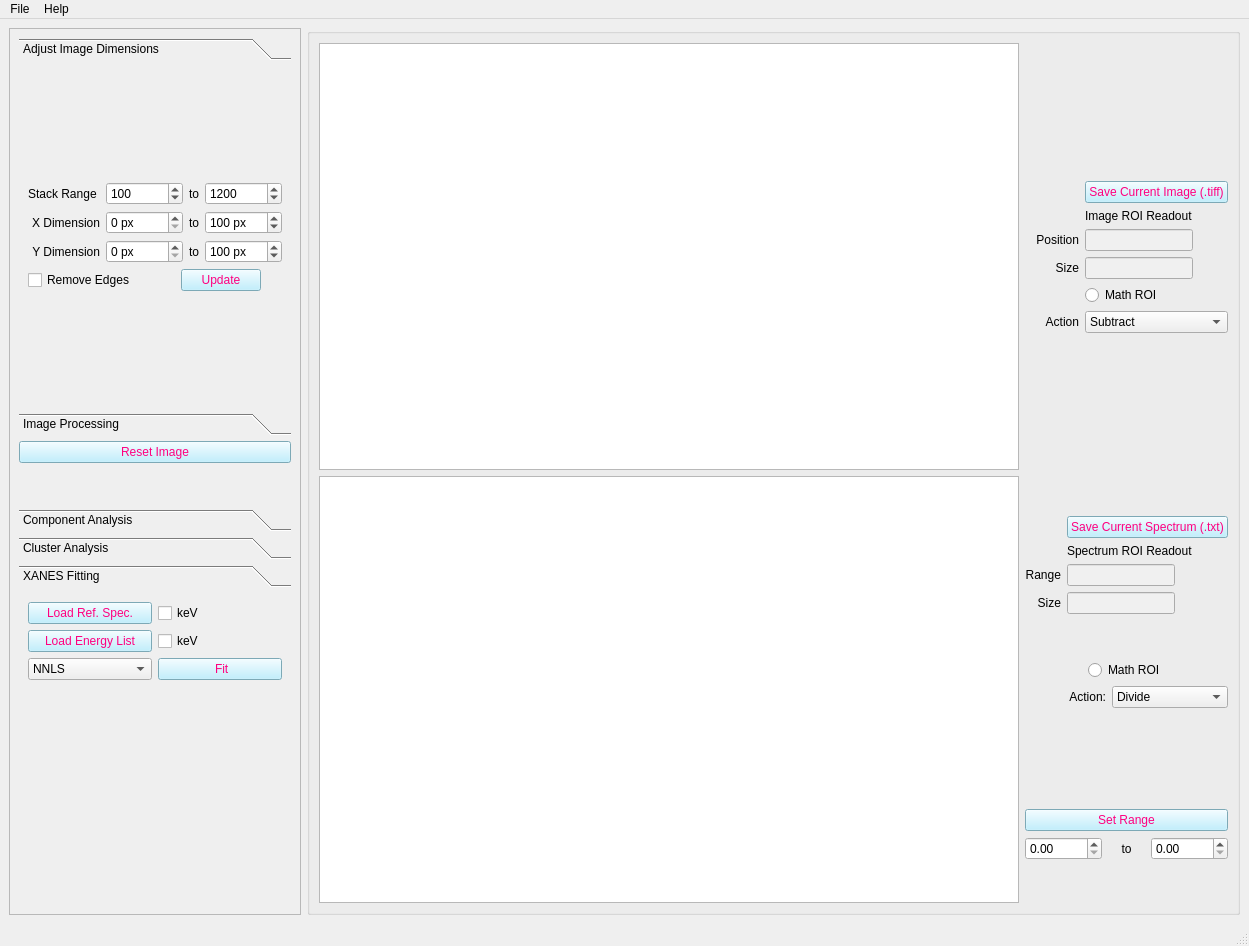
This is mainwindow_admin.ui in pattammattel/MIDAS_Admin as Qt 5 draws it before an edit. The edited form follows.
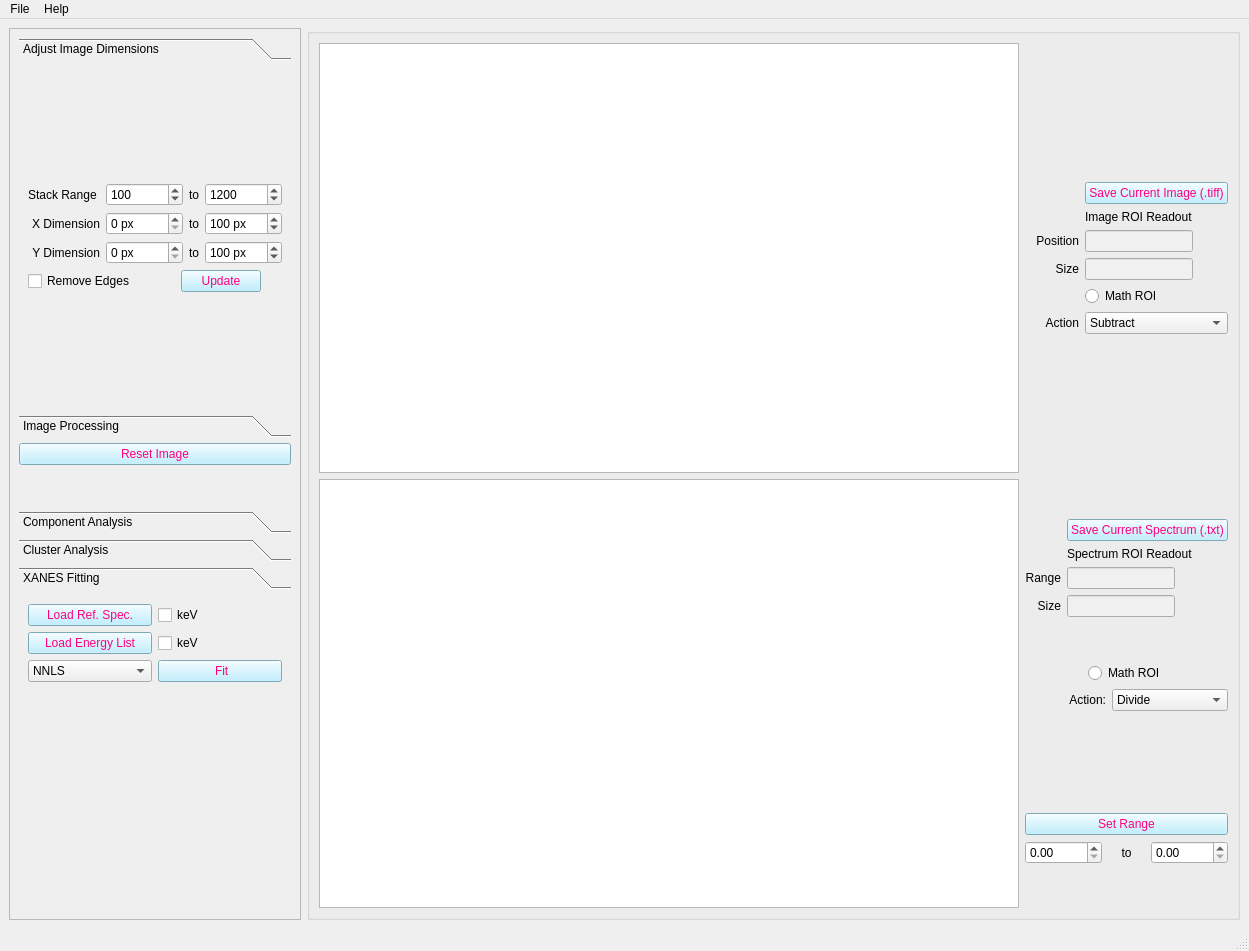
This is the edited form. Custom widgets are drawn as their Qt base class.

Commit message: mask_gui_created

```diff
--- a/mainwindow_admin.ui
+++ b/mainwindow_admin.ui
@@ -8,7 +8,7 @@
     <x>0</x>
     <y>0</y>
     <width>1249</width>
-    <height>946</height>
+    <height>951</height>
    </rect>
   </property>
   <property name="sizePolicy">
@@ -477,7 +477,7 @@
          <x>0</x>
          <y>0</y>
          <width>352</width>
-         <height>869</height>
+         <height>874</height>
         </rect>
        </property>
        <layout class="QGridLayout" name="gridLayout_9">
@@ -501,7 +501,7 @@
              <x>0</x>
              <y>0</y>
              <width>346</width>
-             <height>277</height>
+             <height>279</height>
             </rect>
            </property>
            <attribute name="label">
@@ -1229,7 +1229,7 @@
              <x>0</x>
              <y>0</y>
              <width>330</width>
-             <height>244</height>
+             <height>247</height>
             </rect>
            </property>
            <attribute name="label">
```
The commit also changes 1 other file.
